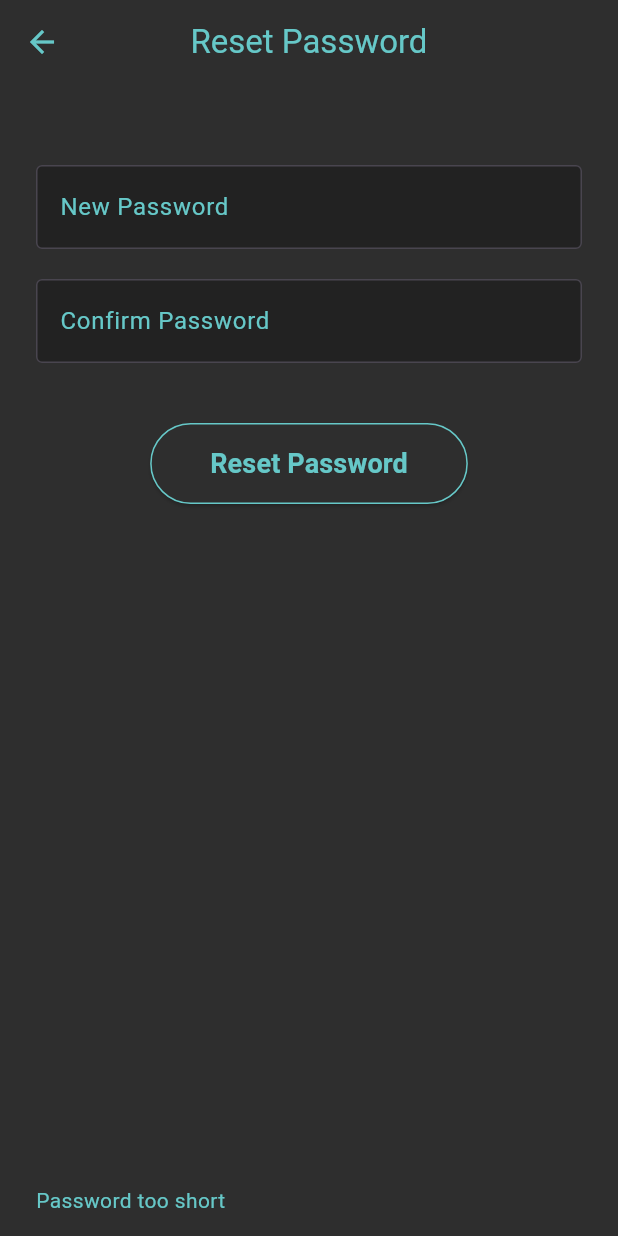
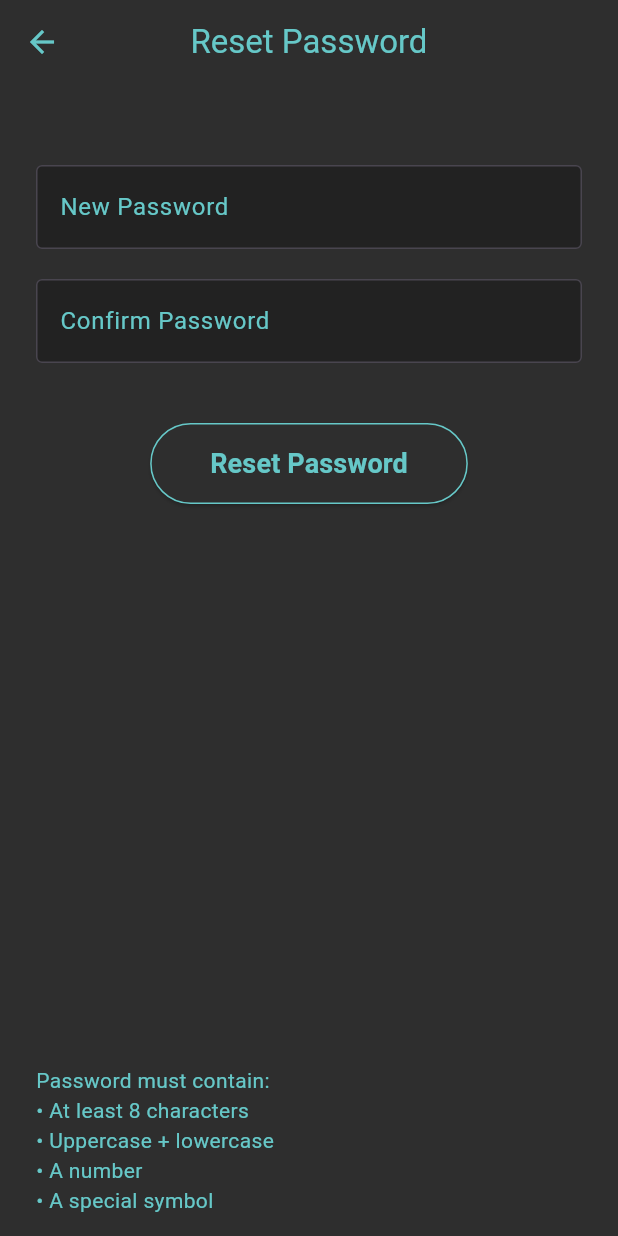
Before and after one commit to reemk2k-rgb/enigma, a Flutter app: the ResetPasswordPage screen opened directly with empty values, after a tap on "Reset Password", on a phone screen of 412 x 824 dp. Run offline on Flutter 3.47's test engine with Material 3 defaults, Android fonts, the phone set to English and light mode, and no system bars; our stand-ins replace file_picker, flutter_secure_storage, share_plus, shared_preferences; accounts and stored records are empty.

Commit message:
تحديث الملفات الجديدة

```diff
--- a/lib/pages/encrypt_page_guest.dart
+++ b/lib/pages/encrypt_page_guest.dart
@@ -66,6 +66,7 @@ class _GuestPageState extends State<GuestPage> {
           "method": "AES-CBC"
         }),
       );
+
 
       if (response.statusCode == 200) {
         final data = jsonDecode(response.body);
--- a/lib/pages/reset_password_page.dart
+++ b/lib/pages/reset_password_page.dart
@@ -27,12 +27,19 @@ class _ResetPasswordPageState extends State<ResetPasswordPage> {
     final password = passwordController.text.trim();
     final confirm = confirmController.text.trim();
 
-    if (password.length < 6) {
+    // ==============================
+    // 🔐 نفس شروط PasswordPage بالضبط
+    // ==============================
+    final passwordRegex = RegExp(
+        r'^(?=.*[a-z])(?=.*[A-Z])(?=.*\d)(?=.*[@$!%*?&])[A-Za-z\d@$!%*?&]{8,}$');
+
+    if (!passwordRegex.hasMatch(password)) {
       ScaffoldMessenger.of(context).showSnackBar(
         const SnackBar(
           backgroundColor: Color(0xFF2E2E2E),
+          duration: Duration(seconds: 5),
           content: Text(
-            "Password too short",
+            "Password must contain:\n• At least 8 characters\n• Uppercase + lowercase\n• A number\n• A special symbol",
             style: TextStyle(color: Color(0xFF66C8C8)),
           ),
         ),
@@ -140,8 +147,7 @@ class _ResetPasswordPageState extends State<ResetPasswordPage> {
                 hintText: "New Password",
                 hintStyle: TextStyle(color: Color(0xFF66C8C8)),
                 filled: true,
-                fillColor: Colors.
-                black26,
+                fillColor: Colors.black26,
                 border: OutlineInputBorder(),
               ),
             ),
```
Also changed, not shown: lib/pages/decrypt_page.dart (+54 -118 lines), lib/pages/encrypt_page_normal.dart (+7 -10 lines), pubspec.yaml (+7 -66 lines), assets/images/ENIGMA_APP_ICON1.png (added), lib/pages/normal_profile_page.dart (line endings or trailing spaces), lib/pages/password_page.dart (line endings or trailing spaces), pubspec.lock, 28 other files.
